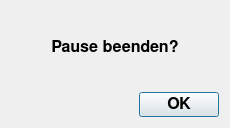
hrafnass/ANTv2, file src/gui/dialogs/game/breakdialog.ui: the form before one commit.
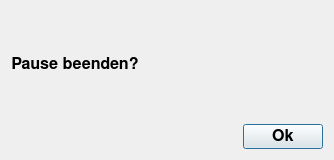
The form after the commit.

Patch:
```diff
--- a/src/gui/dialogs/game/breakdialog.ui
+++ b/src/gui/dialogs/game/breakdialog.ui
@@ -6,8 +6,8 @@
    <rect>
     <x>0</x>
     <y>0</y>
-    <width>230</width>
-    <height>128</height>
+    <width>334</width>
+    <height>160</height>
    </rect>
   </property>
   <property name="font">
@@ -21,8 +21,8 @@
   <property name="windowTitle">
    <string>Pause</string>
   </property>
-  <layout class="QVBoxLayout" name="verticalLayout">
-   <item>
+  <layout class="QGridLayout" name="gridLayout">
+   <item row="0" column="3">
     <spacer name="verticalSpacer">
      <property name="orientation">
       <enum>Qt::Vertical</enum>
@@ -38,43 +38,113 @@
      </property>
     </spacer>
    </item>
-   <item>
+   <item row="2" column="3">
+    <spacer name="verticalSpacer_2">
+     <property name="orientation">
+      <enum>Qt::Vertical</enum>
+     </property>
+     <property name="sizeType">
+      <enum>QSizePolicy::Expanding</enum>
+     </property>
+     <property name="sizeHint" stdset="0">
+      <size>
+       <width>20</width>
+       <height>40</height>
+      </size>
+     </property>
+    </spacer>
+   </item>
+   <item row="3" column="3">
+    <widget class="QPushButton" name="pushButton">
+     <property name="text">
+      <string>Ok</string>
+     </property>
+    </widget>
+   </item>
+   <item row="3" column="0">
+    <spacer name="horizontalSpacer_2">
+     <property name="orientation">
+      <enum>Qt::Horizontal</enum>
+     </property>
+     <property name="sizeHint" stdset="0">
+      <size>
+       <width>40</width>
+       <height>20</height>
+      </size>
+     </property>
+    </spacer>
+   </item>
+   <item row="3" column="2">
+    <spacer name="horizontalSpacer">
+     <property name="orientation">
+      <enum>Qt::Horizontal</enum>
+     </property>
+     <property name="sizeHint" stdset="0">
+      <size>
+       <width>40</width>
+       <height>20</height>
+      </size>
+     </property>
+    </spacer>
+   </item>
+   <item row="1" column="0">
     <widget class="QLabel" name="label">
      <property name="text">
       <string>&lt;html&gt;&lt;head/&gt;&lt;body&gt;&lt;p align=&quot;center&quot;&gt;Pause beenden?&lt;/p&gt;&lt;/body&gt;&lt;/html&gt;</string>
      </property>
     </widget>
    </item>
-   <item>
-    <spacer name="verticalSpacer_2">
-     <property name="orientation">
-      <enum>Qt::Vertical</enum>
-     </property>
-     <property name="sizeType">
-      <enum>QSizePolicy::Expanding</enum>
-     </property>
-     <property name="sizeHint" stdset="0">
-      <size>
-       <width>20</width>
-       <height>40</height>
-      </size>
-     </property>
-    </spacer>
-   </item>
-   <item>
-    <widget class="QDialogButtonBox" name="buttonBox">
-     <property name="font">
-      <font>
-       <family>MS Shell Dlg 2</family>
-      </font>
-     </property>
+   <item row="1" column="2">
+    <spacer name="horizontalSpacer_3">
      <property name="orientation">
       <enum>Qt::Horizontal</enum>
      </property>
-     <property name="standardButtons">
-      <set>QDialogButtonBox::Ok</set>
+     <property name="sizeHint" stdset="0">
+      <size>
+       <width>40</width>
+       <height>20</height>
+      </size>
      </property>
-    </widget>
+    </spacer>
+   </item>
+   <item row="0" column="0">
+    <spacer name="verticalSpacer_3">
+     <property name="orientation">
+      <enum>Qt::Vertical</enum>
+     </property>
+     <property name="sizeHint" stdset="0">
+      <size>
+       <width>20</width>
+       <height>40</height>
+      </size>
+     </property>
+    </spacer>
+   </item>
+   <item row="0" column="2">
+    <spacer name="verticalSpacer_4">
+     <property name="orientation">
+      <enum>Qt::Vertical</enum>
+     </property>
+     <property name="sizeHint" stdset="0">
+      <size>
+       <width>20</width>
+       <height>40</height>
+      </size>
+     </property>
+    </spacer>
+   </item>
+   <item row="2" column="0">
+    <spacer name="verticalSpacer_5">
+     <property name="orientation">
+      <enum>Qt::Vertical</enum>
+     </property>
+     <property name="sizeHint" stdset="0">
+      <size>
+       <width>20</width>
+       <height>40</height>
+      </size>
+     </property>
+    </spacer>
    </item>
   </layout>
  </widget>
```
Left out of the diff: 14 changed lines with no effect on the pictures.
